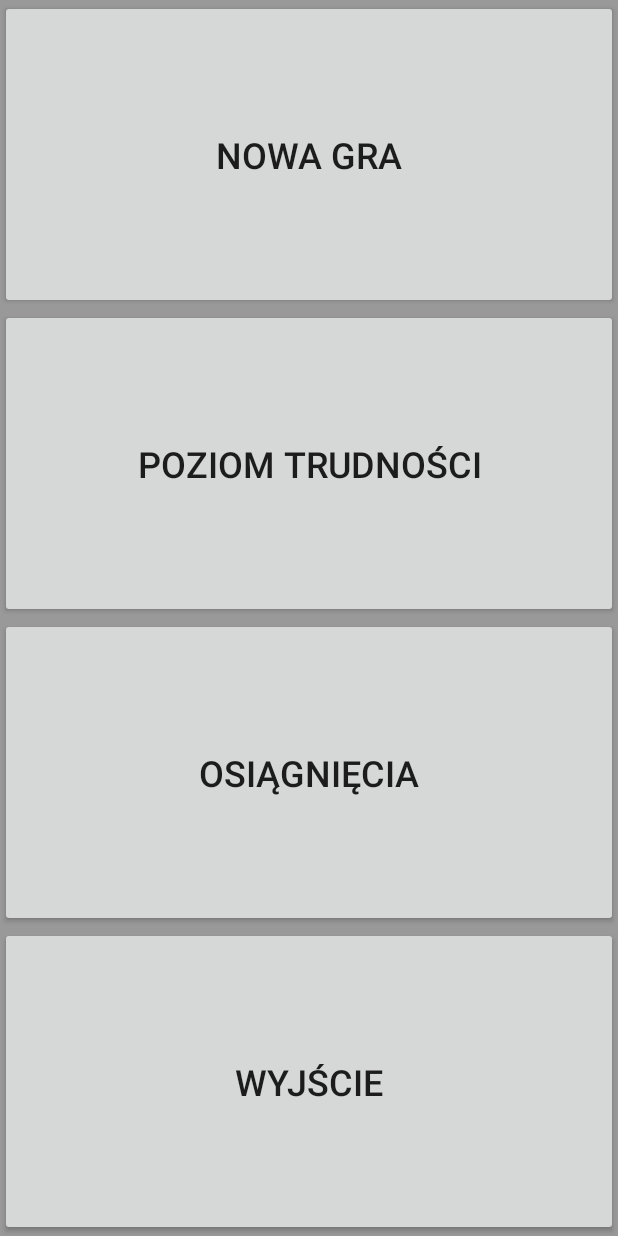
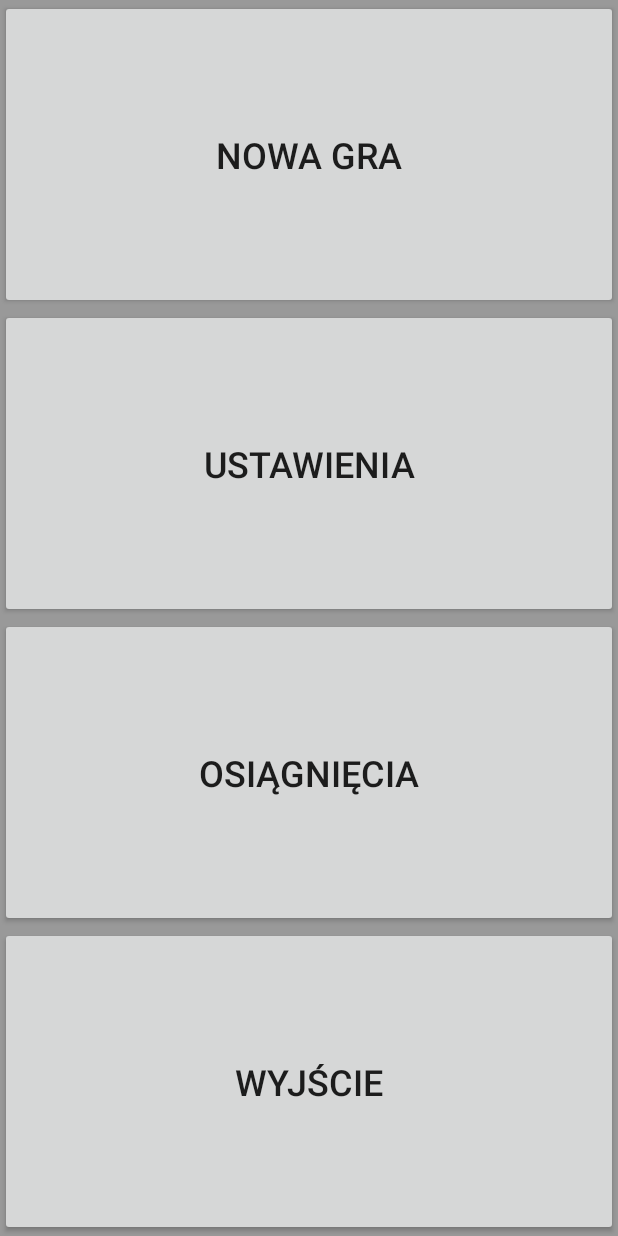
Before and after one commit to piterpti/Tabliczka-mnozenia, an Android app: the screen it shows after launch (Activity), on a phone screen of 412 x 824 dp. Run offline under Robolectric (Android 15) with nearby library versions, the phone set to English and light mode, and no system bars.

Commit message:
Almost done!

```diff
--- a/app/src/main/java/adrian/kamil/tabliczkamnozenia/Activity.java
+++ b/app/src/main/java/adrian/kamil/tabliczkamnozenia/Activity.java
@@ -18,6 +18,7 @@ import layout.Game;
 import layout.GameEnd;
 import layout.LevelFrag;
 import layout.Menu;
+import java.util.*;
 
 public class Activity extends AppCompatActivity {
 
@@ -70,7 +71,6 @@ public class Activity extends AppCompatActivity {
                 counter++;
             }
         }
-        Log.d("blabla", achievements);
         for(int i = 0; i < UNLOCKED_ACHIEVEMENTS[GAME_PROGRESS.getLevel().getId() - 1]; i++) {
             ACHIEVEMENTS[i].setLocked(false);
         }
@@ -99,6 +99,10 @@ public class Activity extends AppCompatActivity {
     private void init() {
         GAME_TASKS = Task.GET_ALL_TASKS();
         LoadSharedPreferencesToTasks();
+        Arrays.sort(GAME_TASKS);
+        for(Task t : GAME_TASKS) {
+            Log.d("blabla", t.toStringDebug());
+        }
         GAME_PROGRESS = new GameProgress(null);
 
     }
--- a/app/src/main/java/adrian/kamil/tabliczkamnozenia/Others/Task.java
+++ b/app/src/main/java/adrian/kamil/tabliczkamnozenia/Others/Task.java
@@ -8,7 +8,7 @@ import adrian.kamil.tabliczkamnozenia.Activity;
 /**
  * Created by Piter on 07/06/2016.
  */
-public class Task {
+public class Task implements Comparable<Task>{
 
     private final static int QUESTION_COUNT = 120;
 
@@ -71,8 +71,17 @@ public class Task {
         return correctAnswer;
     }
 
-    public void setCorrectAnswer(boolean correctAnswer) {
+    public void setCorrectAnswer(boolean correctAnswer)
+    {
         this.correctAnswer = correctAnswer;
+        if(correctAnswer)
+        {
+            mistakes--;
+        }
+        else
+        {
+            mistakes++;
+        }
     }
 
     public static Task [] GET_ALL_TASKS()
@@ -90,13 +99,34 @@ public class Task {
                 }
             }
         }
+        ShuffleArray(toReturn);
+
         return toReturn;
+    }
+
+    private static void ShuffleArray(Task[] array)
+    {
+        int index;
+        Task temp;
+        Random random = new Random();
+        for (int i = array.length - 1; i > 0; i--)
+        {
+            index = random.nextInt(i + 1);
+            temp = array[index];
+            array[index] = array[i];
+            array[i] = temp;
+        }
     }
 
     @Override
     public String toString() {
         return first + " * " + second + " =";
     }
+
+    public String toStringDebug() {
+        return first + " * " + second + " =" + "| " + mistakes;
+    }
+
 
     public int getId() {
         return id;
@@ -112,19 +142,23 @@ public class Task {
 
     public static Task[] GenerateQuestionForGame(int count)
     {
-        Task [] toReturn = new Task[count];
-        Set<Integer> uniqueNumbers = new HashSet<>();
-        Random r = new Random();
-        while(uniqueNumbers.size() < count)
+        Task[] toReturn = new Task[count];
+        Arrays.sort(Activity.GAME_TASKS);
+        for(int i = 0; i < count; i++)
         {
-            uniqueNumbers.add(r.nextInt(QUESTION_COUNT));
+            toReturn[i] = Activity.GAME_TASKS[i];
         }
-
-        int counter = 0;
-        for(Integer i : uniqueNumbers) {
-            toReturn[counter++] = Activity.GAME_TASKS[i];
-        }
-
+        ShuffleArray(toReturn);
         return toReturn;
     }
+
+    @Override
+    public int compareTo(Task another) {
+        if(mistakes > another.mistakes)
+            return -1;
+        else if(mistakes == another.mistakes)
+            return 0;
+        else
+            return 1;
+    }
 }
--- a/app/src/main/res/layout/ach_adapter.xml
+++ b/app/src/main/res/layout/ach_adapter.xml
@@ -5,4 +5,4 @@
     android:paddingBottom="3dp"
     android:layout_width="match_parent"
     android:layout_height="wrap_content"
-    android:textSize="16sp" />
+    android:textSize="@dimen/level_textSize" />
--- a/app/src/main/res/layout/level_adapter.xml
+++ b/app/src/main/res/layout/level_adapter.xml
@@ -5,4 +5,4 @@
     android:paddingBottom="3dp"
     android:layout_width="match_parent"
     android:layout_height="wrap_content"
-    android:textSize="16sp" />
+    android:textSize="@dimen/level_textSize" />
--- a/app/src/main/res/values-w820dp/dimens.xml
+++ b/app/src/main/res/values-w820dp/dimens.xml
@@ -8,4 +8,6 @@
     <dimen name="game_answerButton">36sp</dimen>
     <dimen name="game_topMenu">32sp</dimen>
     <dimen name="end_gameEnded">36sp</dimen>
+    <dimen name="level_textSize">32sp</dimen>
+    <dimen name="end_result">32sp</dimen>
 </resources>
--- a/app/src/main/res/values/dimens.xml
+++ b/app/src/main/res/values/dimens.xml
@@ -11,4 +11,5 @@
     <dimen name="game_topMenu">24sp</dimen>
     <dimen name="end_gameEnded">24sp</dimen>
     <dimen name="end_result">20sp</dimen>
+    <dimen name="level_textSize">18sp</dimen>
 </resources>
--- a/app/src/main/res/values/strings.xml
+++ b/app/src/main/res/values/strings.xml
@@ -4,7 +4,7 @@
     <!-- TODO: Remove or change this placeholder text -->
     <string name="hello_blank_fragment">Hello blank fragment</string>
     <string name="menu_newGame">Nowa gra</string>
-    <string name="menu_DifficultLevel">Poziom trudności</string>
+    <string name="menu_DifficultLevel">Ustawienia</string>
     <string name="menu_Achievements">Osiągnięcia</string>
     <string name="menu_Exit">Wyjście</string>
     <string name="game_goodAnswer">Dobrze!</string>
```
Also changed, not shown: app/src/main/java/adrian/kamil/tabliczkamnozenia/Others/Achievement.java (+8 -0 lines), app/src/main/java/adrian/kamil/tabliczkamnozenia/Others/GameProgress.java (+35 -0 lines), app/src/main/java/layout/AchievementFrag.java (+1 -16 lines), app/src/main/java/layout/Game.java (+7 -1 lines), app/src/main/java/layout/GameEnd.java (+39 -1 lines), app/src/main/java/layout/LevelFrag.java (+15 -1 lines), app/src/main/res/layout/fragment_game_end.xml (+25 -2 lines), app/src/main/res/layout/fragment_level.xml (+12 -3 lines).
